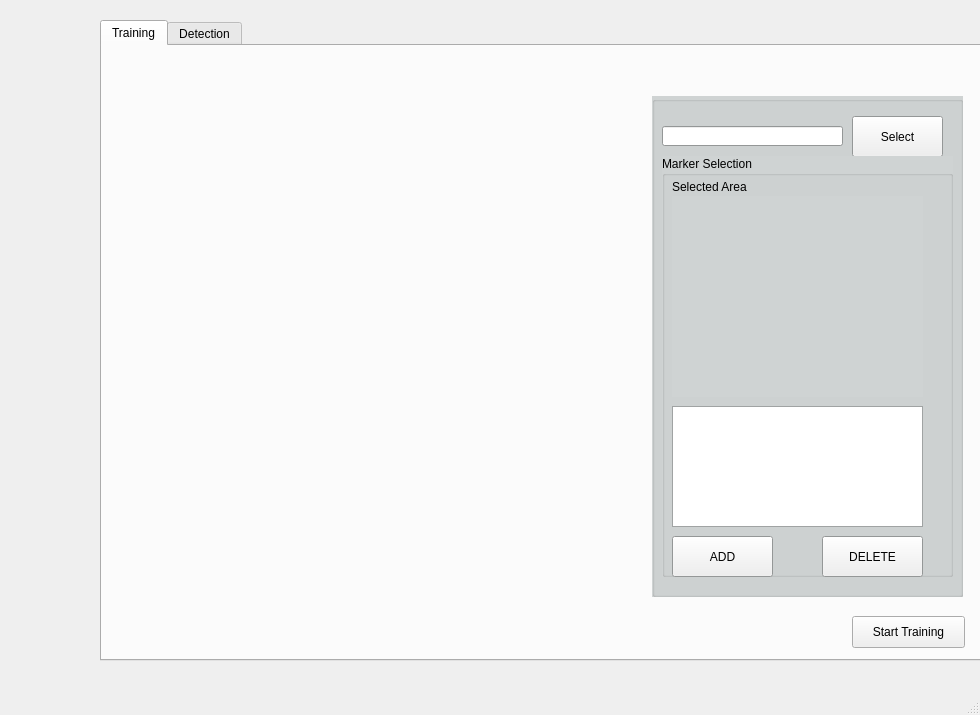
First picture: the form in main.ui, repository aiarcade/mlmarkers, before the edit.
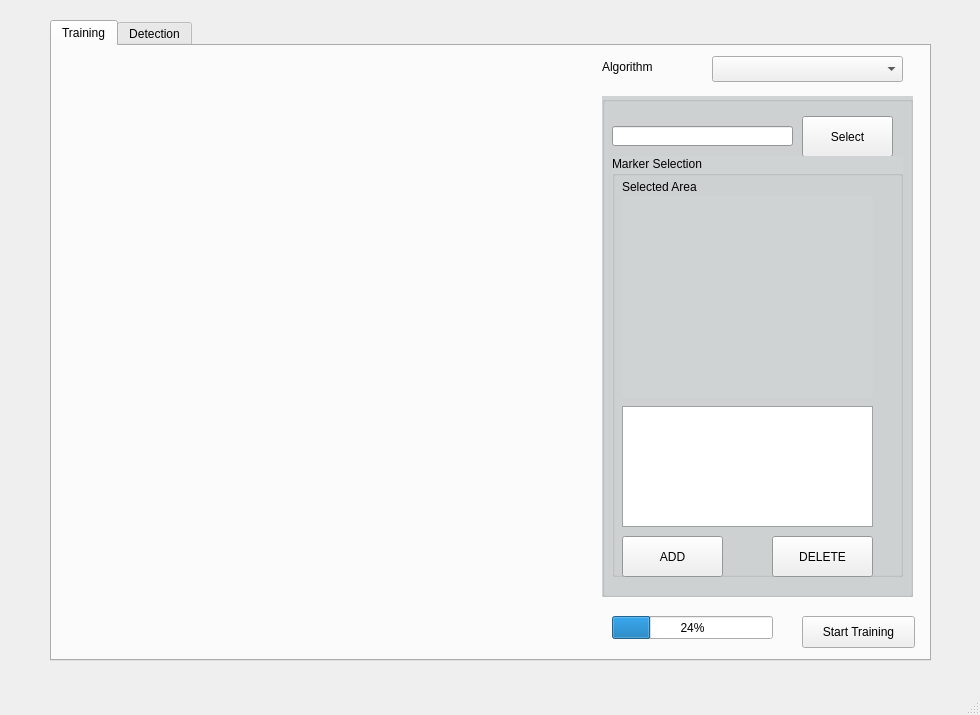
Second picture: the form after the edit. Icons and pictures are not drawn.

```diff
--- a/main.ui
+++ b/main.ui
@@ -17,7 +17,7 @@
    <widget class="QTabWidget" name="trainingTab_2">
     <property name="geometry">
      <rect>
-      <x>100</x>
+      <x>50</x>
       <y>20</y>
       <width>881</width>
       <height>641</height>
@@ -243,6 +243,42 @@
        <string>Start Training</string>
       </property>
      </widget>
+     <widget class="QComboBox" name="algComboBox">
+      <property name="geometry">
+       <rect>
+        <x>660</x>
+        <y>10</y>
+        <width>191</width>
+        <height>26</height>
+       </rect>
+      </property>
+     </widget>
+     <widget class="QLabel" name="algLabel">
+      <property name="geometry">
+       <rect>
+        <x>550</x>
+        <y>10</y>
+        <width>91</width>
+        <height>21</height>
+       </rect>
+      </property>
+      <property name="text">
+       <string>Algorithm</string>
+      </property>
+     </widget>
+     <widget class="QProgressBar" name="trainProgressBar">
+      <property name="geometry">
+       <rect>
+        <x>560</x>
+        <y>570</y>
+        <width>161</width>
+        <height>23</height>
+       </rect>
+      </property>
+      <property name="value">
+       <number>24</number>
+      </property>
+     </widget>
     </widget>
     <widget class="QWidget" name="detectionTab">
      <attribute name="title">
```
Left out of the diff: 2 changed lines with no effect on the pictures.
